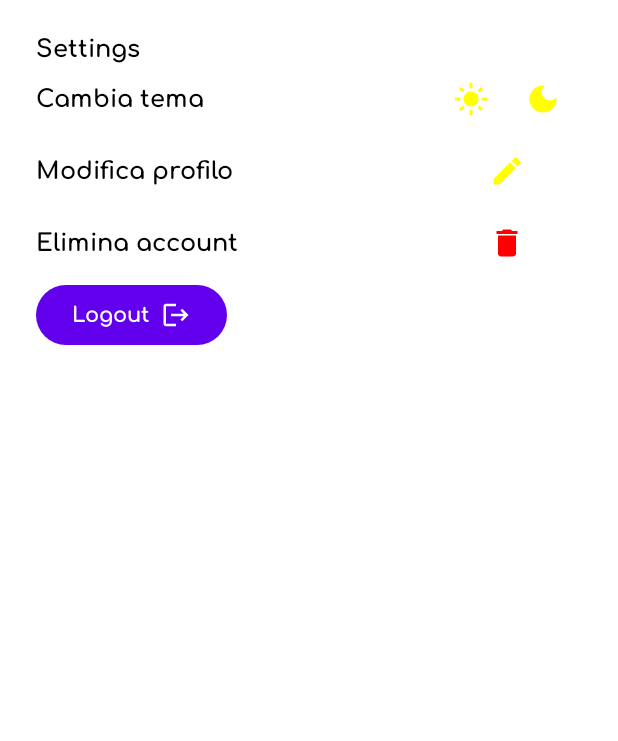
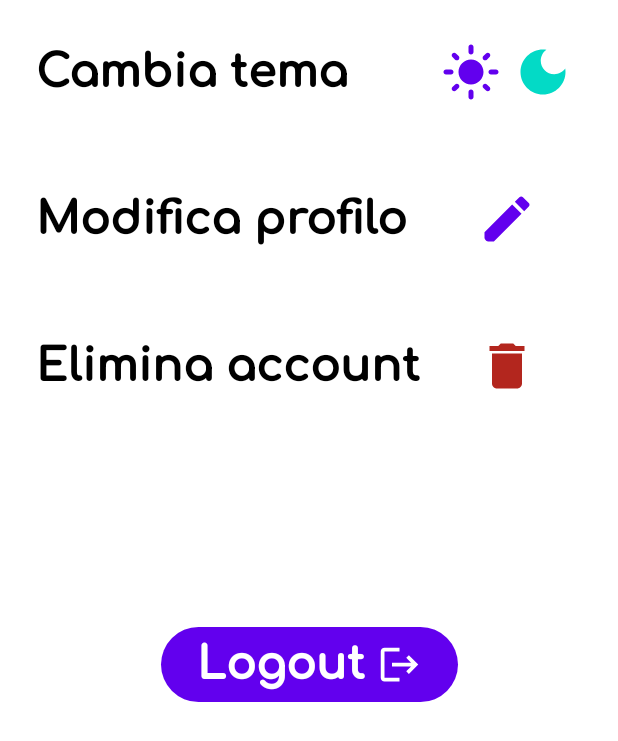
Before and after one commit to Fuwuffyi/Mobile2025-WalkAndTag, an Android app built with Jetpack Compose: the composable Settings shown on its own in the app's theme, on a phone screen of 412 x 824 dp. Shown: the top 741 px of the screen. Run offline under Robolectric (Android 15) with nearby library versions, the phone set to English and light mode, and no system bars; 1 statement that could not run was skipped.

Commit message:
Change some color in Settings page

```diff
--- a/app/src/main/java/com/github/walkandtag/ui/pages/Settings.kt
+++ b/app/src/main/java/com/github/walkandtag/ui/pages/Settings.kt
@@ -2,12 +2,14 @@ package com.github.walkandtag.ui.pages
 
 import android.app.Activity
 import android.content.Intent
+import androidx.compose.foundation.gestures.snapping.SnapPosition
 import androidx.compose.foundation.layout.Arrangement
 import androidx.compose.foundation.layout.Box
 import androidx.compose.foundation.layout.Column
 import androidx.compose.foundation.layout.Row
 import androidx.compose.foundation.layout.Spacer
 import androidx.compose.foundation.layout.fillMaxWidth
+import androidx.compose.foundation.layout.height
 import androidx.compose.foundation.layout.padding
 import androidx.compose.foundation.layout.size
 import androidx.compose.foundation.layout.width
@@ -19,9 +21,9 @@ import androidx.compose.material.icons.filled.Delete
 import androidx.compose.material.icons.filled.Edit
 import androidx.compose.material.icons.filled.LightMode
 import androidx.compose.material3.Button
-import androidx.compose.material3.ButtonDefaults
 import androidx.compose.material3.Icon
 import androidx.compose.material3.IconButton
+import androidx.compose.material3.MaterialTheme
 import androidx.compose.material3.Text
 import androidx.compose.runtime.Composable
 import androidx.compose.ui.Alignment
@@ -29,8 +31,11 @@ import androidx.compose.ui.Modifier
 import androidx.compose.ui.graphics.Color
 import androidx.compose.ui.platform.LocalContext
 import androidx.compose.ui.unit.dp
+import androidx.compose.ui.unit.sp
 import com.github.walkandtag.AuthActivity
 import com.github.walkandtag.firebase.auth.Authentication
+import com.github.walkandtag.ui.theme.md_theme_dark_primary
+import com.github.walkandtag.ui.theme.md_theme_light_primary
 import org.koin.compose.koinInject
 
 @Composable
@@ -44,13 +49,16 @@ fun Settings() {
             .padding(24.dp)
             .wrapContentSize(Alignment.Center)
     ) {
-        Text("Settings")
         Row(
             modifier = Modifier
                 .fillMaxWidth(),
             verticalAlignment = Alignment.CenterVertically
         ) {
-            Text("Cambia tema", modifier = Modifier.weight(1f))
+            Text(
+                "Cambia tema",
+                modifier = Modifier.weight(1f),
+                style = MaterialTheme.typography.headlineMedium.copy(fontSize = 30.sp)
+            )
             Row(
                 modifier = Modifier
                     .width(100.dp),
@@ -60,24 +68,30 @@ fun Settings() {
                     Icon(
                         imageVector = Icons.Default.LightMode,
                         contentDescription = "Imposta modalità chiara",
-                        tint = Color.Yellow
+                        tint = MaterialTheme.colorScheme.primary,
+                        modifier = Modifier.size(70.dp)
                     )
                 }
                 IconButton(onClick = { /* Azione */ }) {
                     Icon(
                         imageVector = Icons.Default.DarkMode,
                         contentDescription = "Imposta modalità scura",
-                        tint = Color.Yellow
+                        tint = MaterialTheme.colorScheme.secondary,
+                        modifier = Modifier.size(70.dp)
                     )
                 }
             }
         }
+        Spacer(modifier = Modifier.height(50.dp))
         Row(
             modifier = Modifier
                 .fillMaxWidth(),
             verticalAlignment = Alignment.CenterVertically
         ) {
-            Text("Modifica profilo", modifier = Modifier.weight(1f))
+            Text(
+                "Modifica profilo",
+                modifier = Modifier.weight(1f),
+                style = MaterialTheme.typography.headlineMedium.copy(fontSize = 30.sp))
             Box(
                 modifier = Modifier
                     .width(100.dp)
@@ -89,17 +103,22 @@ fun Settings() {
                     Icon(
                         imageVector = Icons.Default.Edit,
                         contentDescription = "Modifica account",
-                        tint = Color.Yellow
+                        tint = MaterialTheme.colorScheme.primary,
+                        modifier = Modifier.size(70.dp)
                     )
                 }
             }
         }
+        Spacer(modifier = Modifier.height(50.dp))
         Row(
             modifier = Modifier
                 .fillMaxWidth(),
             verticalAlignment = Alignment.CenterVertically
         ) {
-            Text("Elimina account", modifier = Modifier.weight(1f))
+            Text(
+                "Elimina account",
+                modifier = Modifier.weight(1f),
+                style = MaterialTheme.typography.headlineMedium.copy(fontSize = 30.sp))
             Box(
                 modifier = Modifier
                     .width(100.dp)
@@ -111,25 +130,31 @@ fun Settings() {
                     Icon(
                         imageVector = Icons.Default.Delete,
                         contentDescription = "Elimina account",
-                        tint = Color.Red
+                        tint = MaterialTheme.colorScheme.error,
+                        modifier = Modifier.size(70.dp)
                     )
                 }
             }
         }
+        Spacer(modifier = Modifier.height(150.dp))
         Button(
             onClick = {
                 authentication.logout()
                 val intent = Intent(context, AuthActivity::class.java)
                 context.startActivity(intent)
                 (context as? Activity)?.finish()
-            }
+            },
+            modifier = Modifier.align(Alignment.CenterHorizontally)
         ) {
-            Text("Logout")
+            Text(
+                "Logout",
+                style = MaterialTheme.typography.headlineMedium.copy(fontSize = 30.sp)
+            )
             Spacer(modifier = Modifier.width(8.dp))
             Icon(
                 imageVector = Icons.AutoMirrored.Filled.Logout,
                 contentDescription = "Logout",
-                modifier = Modifier.size(20.dp)
+                modifier = Modifier.size(30.dp)
             )
         }
     }
```
